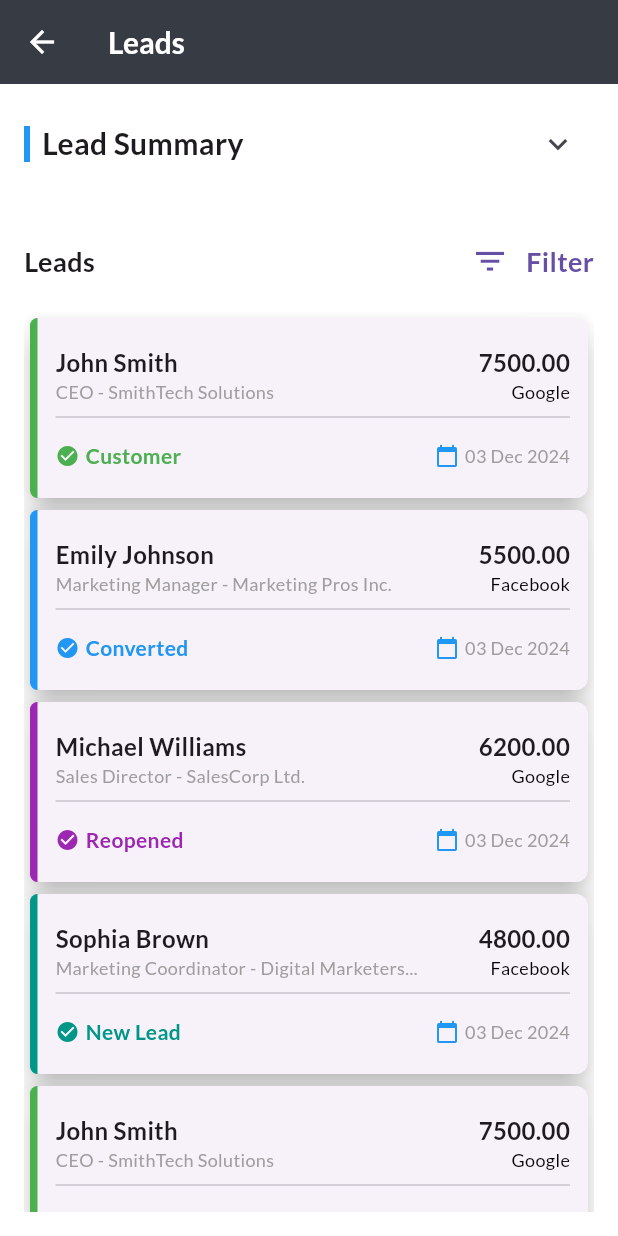
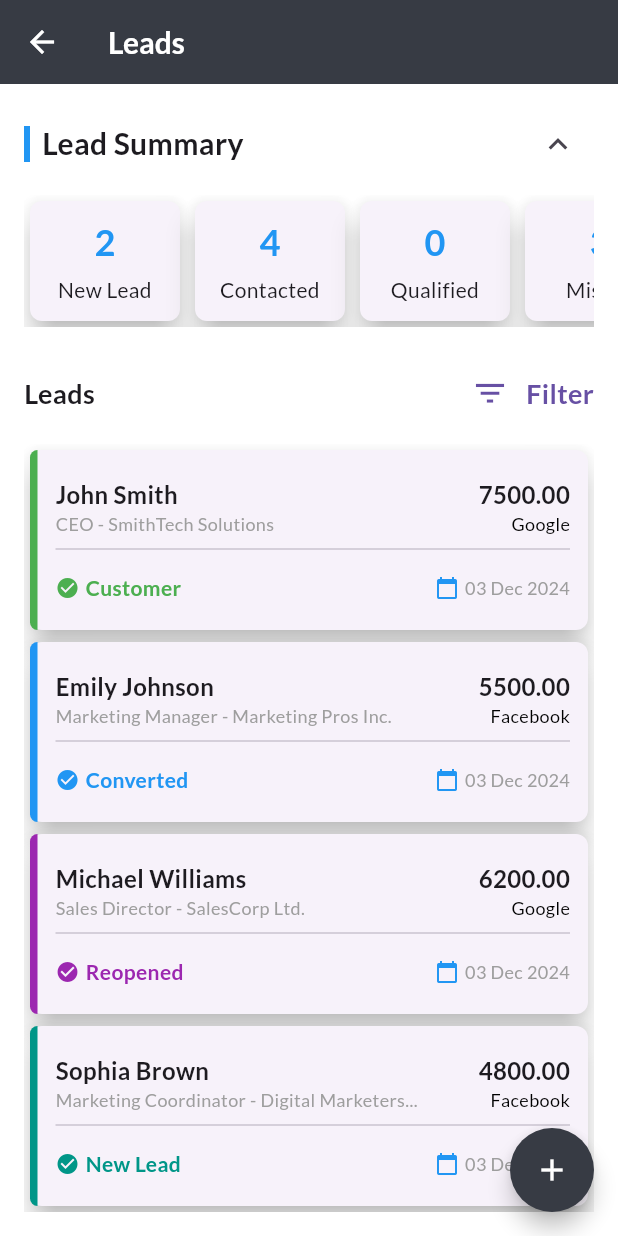
Before and after one commit to businessvivek3600/CRM, a Flutter app: the LeadsScreen screen opened directly, on a phone screen of 412 x 824 dp. Run offline on Flutter 3.47's test engine with Material 3 defaults, Android fonts, the phone set to English and light mode, and no system bars; our stand-ins replace google_fonts, nb_utils; missing offline and left inert: country_state_picker.

Commit message:
lEADS-addnew leads not Completeds

```diff
--- a/lib/features/auth/dashboard/components/drawer_fragment/leads_screen.dart
+++ b/lib/features/auth/dashboard/components/drawer_fragment/leads_screen.dart
@@ -1,3 +1,4 @@
+import 'package:crm/features/auth/dashboard/components/drawer_fragment/component/add_customer.dart';
 import 'package:crm/features/auth/dashboard/components/drawer_fragment/leads_details.dart';
 import 'package:crm/features/auth/dashboard/home_screen.dart';
 import 'package:crm/utils/colors.dart';
@@ -12,7 +13,7 @@ class LeadsScreen extends StatefulWidget {
 }
 
 class _LeadsScreenState extends State<LeadsScreen> {
-  bool? isShow;
+  bool isShow = true;
   final List<Map<String, String>> summaryData = [
     {"count": "2", "label": "New Lead"},
     {"count": "4", "label": "Contacted"},
@@ -120,6 +121,21 @@ class _LeadsScreenState extends State<LeadsScreen> {
           },
         ),
       ),
+      floatingActionButton: FloatingActionButton(
+        onPressed: () {
+          // Add your action here, e.g., navigate to a new screen.
+          Navigator.push(
+            context,
+            MaterialPageRoute(builder: (context) => AddCustomer()),
+          );
+        },
+        shape: CircleBorder(),
+        backgroundColor: secondaryPrimaryColor,
+        child: const Icon(
+          Icons.add,
+          color: Colors.white,
+        ),
+      ),
       body: SafeArea(
         child: Padding(
           padding: const EdgeInsets.all(16.0),
@@ -146,12 +162,11 @@ class _LeadsScreenState extends State<LeadsScreen> {
                   IconButton(
                     onPressed: () {
                       setState(() {
-                        isShow =
-                            !(isShow ?? false); // Toggle global isShow variable
+                        isShow = !isShow; // Toggle the visibility of the list
                       });
                     },
                     icon: Icon(
-                      (isShow ?? false)
+                      isShow
                           ? Icons.keyboard_arrow_up_outlined // Show up arrow
                           : Icons
                               .keyboard_arrow_down_outlined, // Show down arrow
@@ -161,7 +176,7 @@ class _LeadsScreenState extends State<LeadsScreen> {
                 ],
               ),
               const SizedBox(height: 10),
-              isShow == true
+              isShow
                   ? SingleChildScrollView(
                       scrollDirection: Axis.horizontal,
                       child: Row(
@@ -175,6 +190,7 @@ class _LeadsScreenState extends State<LeadsScreen> {
                       ),
                     )
                   : const SizedBox(),
+
               const SizedBox(height: 20),
               // Leads Section
               Row(
@@ -378,7 +394,6 @@ class _LeadsScreenState extends State<LeadsScreen> {
                               ],
                             ),
                           ],
-
                         ),
                       ],
                     ),
```
Also changed, not shown: lib/features/auth/dashboard/components/drawer_fragment/addleads.dart (added, +15 -0 lines), pubspec.lock.
